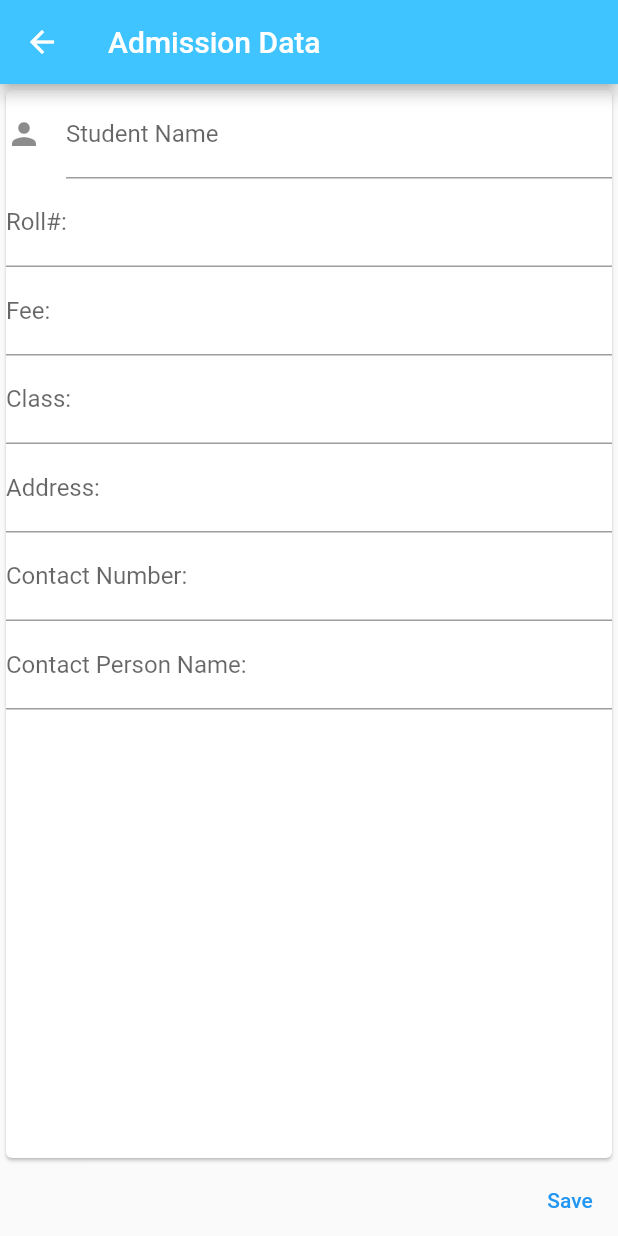
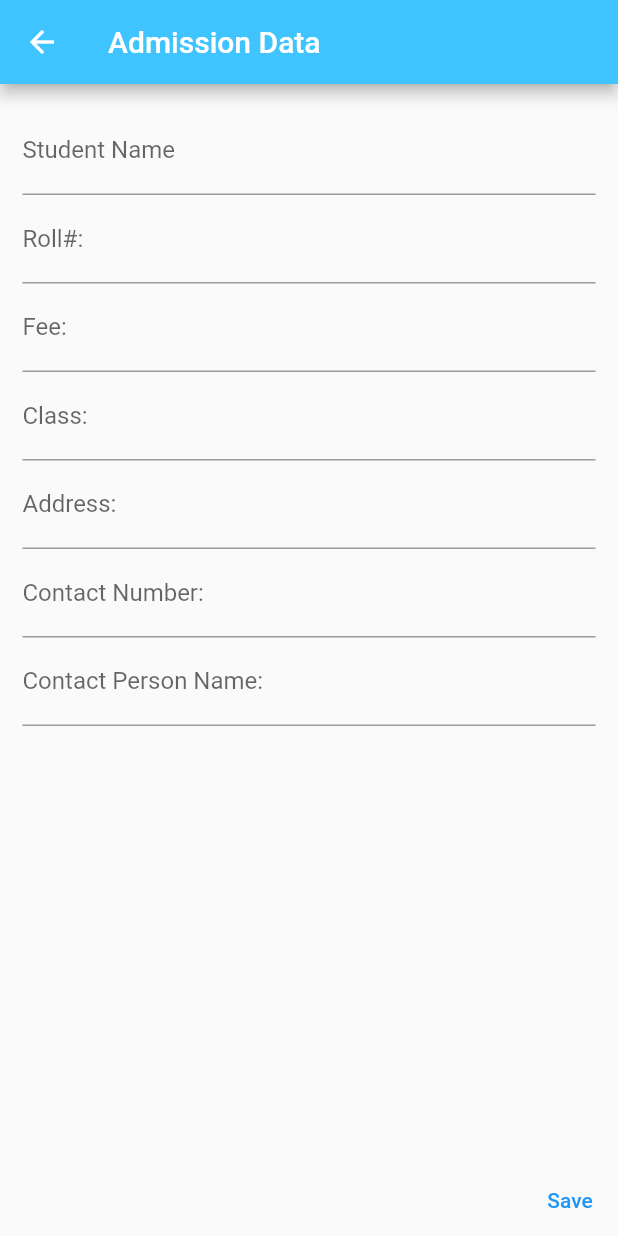
Before and after one commit to Moiz-Rajput/PracticeApps-SchoolApp, a Flutter app: the screen it shows after launch, after a tap on "New Admissions", on a phone screen of 412 x 824 dp. Run offline on Flutter 3.47's test engine with Material 2 defaults, Android fonts, the light colour scheme and no system bars; our stand-ins replace another_flushbar, curved_navigation_bar, firebase_auth, firebase_core, firebase_database, modal_progress_hud_nsn and 2 more; missing offline and left inert: animation_list; accounts and stored records are empty; network calls fail; Roboto replaces fonts that are missing (Nunito).

Commit message:
updated the db and completed the class creation senerio.

```diff
--- a/lib/Features/Admissions.dart
+++ b/lib/Features/Admissions.dart
@@ -36,13 +36,13 @@ class _AdmissionScreenState extends State<AdmissionScreen> {
       appBar: AppBar(
         title: const Text("Admission Data"),
       ),
-      body: Card(
+      body: Padding(
+        padding: const EdgeInsets.all(15.0),
         child: Column(
           children: [
             TextFormField(
               decoration: const InputDecoration(
-                icon: Icon(Icons.person),
-                hintText: 'Name',
+                // icon: Icon(Icons.person),
                 labelText: 'Student Name',
               ),
               keyboardType: TextInputType.text,
--- a/lib/Repository.dart
+++ b/lib/Repository.dart
@@ -23,9 +23,9 @@ class Repository {
         db.execute(
             "CREATE TABLE users(user_id INTEGER,display_name TEXT,email_address TEXT,password TEXT,department TEXT,time_stamp TEXT,created_on TEXT)");
         db.execute(
-            "CREATE TABLE class(id INTEGER,label TEXT,fee INTEGER)");
-        db.execute(
-            "CREATE TABLE student(id INTEGER,name TEXT,class Text)");
+            "CREATE TABLE student(registration_number INTEGER,name TEXT,email_address TEXT,roll_number TEXT,class TEXT,address TEXT,personal_contact_number TEXT,secondary_contact_number TEXT,secondary_contact_person TEXT,admission_date TEXT,fee TEXT ,personal_contact_number TEXT,date_of_birth TEXT,gender TEXT,student_cnic_number TEXT,secondary_cnic_number TEXT,religion TEXT)");
+        db.execute("CREATE TABLE class(id INTEGER,label TEXT,fee INTEGER)");
+        db.execute("CREATE TABLE student(id INTEGER,name TEXT,class Text)");
       },
       // Set the version. This executes the onCreate function and provides a
       // path to perform database upgrades and downgrades.
@@ -35,7 +35,6 @@ class Repository {
   }
 
   void _onUpgrade(Database db, int oldVersion, int newVersion) {
-
     /*  if (oldVersion < newVersion) {
       db.execute("ALTER TABLE registered_outlets ADD COLUMN area_label text;");
       db.execute(
@@ -45,19 +44,17 @@ class Repository {
     print("haseeb called");*/
   }
 
-  Future insertClasses(String label,int fee) async {
+  Future insertClasses(String label, int fee) async {
     await this.initdb();
     final Database db = await database;
 
     int k = 0;
     try {
-
-List  args =new List();
-        args.add(label);
-        args.add(fee);
-        k = await db.rawInsert(
-            'insert into class (label,fee) values  (?,?) ', args);
-
+      List args = new List();
+      args.add(label);
+      args.add(fee);
+      k = await db.rawInsert(
+          'insert into class (label,fee) values  (?,?) ', args);
     } catch (error) {
       print("//print ERROR");
       //print(error);
@@ -71,15 +68,12 @@ List  args =new List();
     }
   }
 
-
-
   Future<List<Map<String, dynamic>>> getClassesData() async {
     // Get a reference to the database.
     await this.initdb();
     final Database db = await database;
-    final List<Map> maps = await db.rawQuery(
-        'SELECT * FROM class ');
-print("maps"+maps.toString());    return maps;
+    final List<Map> maps = await db.rawQuery('SELECT * FROM class ');
+    print("maps" + maps.toString());
+    return maps;
   }
-
 }
--- a/lib/Screens/AllFeaturesScreen.dart
+++ b/lib/Screens/AllFeaturesScreen.dart
@@ -53,24 +53,24 @@ class _AllFeaturesScreenState extends State<AllFeaturesScreen> {
     //   }
     //   ;
     // } catch (e) {
-    //   print("error is: " + e.toString()); // TODO: show dialog with error
+    //   print("error is: " + e.toString());
     // }
   }
 
-  Future<void>  SubmitData() async {
+  Future<void> SubmitData() async {
     Repository repo = Repository();
     await repo.initdb();
+  }
 
-  }
-  void testing()async{
-    var TimeStamp='Moiz';
+  void testing() async {
+    var TimeStamp = 'Moiz';
     // _signOut;
     // Navigator.pushNamed(context, 'Login');
     var QueryParameters = <String, String>{
       "problems_resolved": TimeStamp,
     };
-    var url = Uri.http(globals.ServerURL,
-        '/school_portal/Testing', QueryParameters);
+    var url =
+        Uri.http(globals.ServerURL, '/school_portal/Testing', QueryParameters);
     var response = await http.post(
       url,
       headers: {
@@ -88,7 +88,6 @@ class _AllFeaturesScreenState extends State<AllFeaturesScreen> {
     super.initState();
     SubmitData();
   }
-
 
   Widget bodyFunction() {
     switch (_page) {
@@ -169,7 +168,6 @@ class _AllFeaturesScreenState extends State<AllFeaturesScreen> {
             GestureDetector(
               onTap: () {
                 testing();
-
               },
               child: Container(
                 width: MediaQuery.of(context).size.width / 2,
@@ -223,23 +221,29 @@ class _AllFeaturesScreenState extends State<AllFeaturesScreen> {
         return Container(color: Colors.orange);
         break;
       case 3:
-        return   Container(
+        return Container(
           color: Theme.of(context).backgroundColor,
           child: SingleChildScrollView(
             physics: const ClampingScrollPhysics(),
             child: Column(
               mainAxisAlignment: MainAxisAlignment.spaceAround,
-
-              children: [ Row(
+              children: [
+                Row(
                   mainAxisAlignment: MainAxisAlignment.spaceBetween,
                   children: [
-                      Column(
-                        crossAxisAlignment: CrossAxisAlignment.center,
+                    Padding(
+                      padding: const EdgeInsets.all(30),
+                      child: Column(
+                        crossAxisAlignment: CrossAxisAlignment.start,
                         children: const [
-                           Text("Hi Ahmad!",style: TextStyle(fontFamily: kTextFont,fontSize: 25)),
+                          Text(
+                            "Hi Ahmad!",
+                            style:
+                                TextStyle(fontFamily: kTextFont, fontSize: 25),
+                          ),
                         ],
                       ),
-
+                    ),
                     Column(
                       mainAxisAlignment: MainAxisAlignment.end,
                       children: [
@@ -247,23 +251,13 @@ class _AllFeaturesScreenState extends State<AllFeaturesScreen> {
                           borderRadius: BorderRadius.circular(100.0),
                           child: Image.asset(
                             'images/student.jpeg',
-                              height: 200,
-                              width: 200,
+                            height: MediaQuery.of(context).size.height / 7,
+                            width: MediaQuery.of(context).size.width / 3,
+                            fit: BoxFit.cover,
                           ),
                         ),
                       ],
-                      )
-
-
-                      // Container(
-                      //   decoration: BoxDecoration(
-                      //     borderRadius: BorderRadius.all(Radius.circular(8.0)),
-                      //     color: Colors.redAccent,
-                      //   ),
-                      //   child: Image.asset(
-                      //     'images/student.jpeg',
-                      //   ),
-                      // ),
+                    ),
                   ],
                 ),
                 Container(
@@ -273,11 +267,12 @@ class _AllFeaturesScreenState extends State<AllFeaturesScreen> {
                 const ListTile(
                   tileColor: kPrimaryColor,
                   shape: RoundedRectangleBorder(
-                    side: BorderSide(width: 2,color: kPrimaryColor),
-                      borderRadius:BorderRadiusDirectional.all(Radius.circular(7)),
+                    side: BorderSide(width: 2, color: kPrimaryColor),
+                    borderRadius:
+                        BorderRadiusDirectional.all(Radius.circular(7)),
                   ),
-                  title:  Text("Fee Particulars"),
-                  subtitle:  Text("Fee Makings"),
+                  title: Text("Fee Particulars"),
+                  subtitle: Text("Fee Makings"),
                 ),
                 Container(
                   height: 6,
@@ -286,11 +281,12 @@ class _AllFeaturesScreenState extends State<AllFeaturesScreen> {
                 const ListTile(
                   tileColor: kPrimaryColor,
                   shape: RoundedRectangleBorder(
-                    side: BorderSide(width: 2,color: kPrimaryColor),
-                    borderRadius:BorderRadiusDirectional.all(Radius.circular(7)),
+                    side: BorderSide(width: 2, color: kPrimaryColor),
+                    borderRadius:
+                        BorderRadiusDirectional.all(Radius.circular(7)),
                   ),
-                  title:  Text("Fee Structure"),
-                  subtitle:  Text("Fee Structures"),
+                  title: Text("Fee Structure"),
+                  subtitle: Text("Fee Structures"),
                 ),
                 Container(
                   height: 6,
@@ -299,11 +295,12 @@ class _AllFeaturesScreenState extends State<AllFeaturesScreen> {
                 const ListTile(
                   tileColor: kPrimaryColor,
                   shape: RoundedRectangleBorder(
-                    side: BorderSide(width: 2,color: kPrimaryColor),
-                    borderRadius:BorderRadiusDirectional.all(Radius.circular(7)),
+                    side: BorderSide(width: 2, color: kPrimaryColor),
+                    borderRadius:
+                        BorderRadiusDirectional.all(Radius.circular(7)),
                   ),
-                  title:  Text("Special Discount"),
-                  subtitle:  Text("Discounts in fee"),
+                  title: Text("Special Discount"),
+                  subtitle: Text("Discounts in fee"),
                 ),
                 Container(
                   height: 6,
@@ -312,11 +309,12 @@ class _AllFeaturesScreenState extends State<AllFeaturesScreen> {
                 const ListTile(
                   tileColor: kPrimaryColor,
                   shape: RoundedRectangleBorder(
-                    side: BorderSide(width: 2,color: kPrimaryColor),
-                    borderRadius:BorderRadiusDirectional.all(Radius.circular(7)),
+                    side: BorderSide(width: 2, color: kPrimaryColor),
+                    borderRadius:
+                        BorderRadiusDirectional.all(Radius.circular(7)),
                   ),
-                  title:  Text("Upload Data"),
-                  subtitle:  Text("Upload latest data which is in mobile."),
+                  title: Text("Upload Data"),
+                  subtitle: Text("Upload latest data which is in mobile."),
                 ),
                 Container(
                   height: 6,
@@ -325,23 +323,19 @@ class _AllFeaturesScreenState extends State<AllFeaturesScreen> {
                 const ListTile(
                   tileColor: kPrimaryColor,
                   shape: RoundedRectangleBorder(
-                    side: BorderSide(width: 2,color: kPrimaryColor),
-                    borderRadius:BorderRadiusDirectional.all(Radius.circular(7)),
+                    side: BorderSide(width: 2, color: kPrimaryColor),
+                    borderRadius:
+                        BorderRadiusDirectional.all(Radius.circular(7)),
                   ),
-                  title:  Text("Logout"),
+                  title: Text("Logout"),
                 ),
-
-
               ],
             ),
           ),
         );
         break;
-
     }
   }
-
-
 
   @override
   Widget build(BuildContext context) {
--- a/pubspec.yaml
+++ b/pubspec.yaml
@@ -48,6 +48,7 @@ dependencies:
   firebase_database: ^10.0.14
   http: ^0.13.5
   splashscreen: ^1.3.5
+  animation_list: ^1.2.1
 
 dev_dependencies:
   flutter_test:
```
Also changed, not shown: lib/Features/Class.dart (+51 -59 lines), lib/main.dart (+5 -11 lines), pubspec.lock. Lines whose indentation alone changed are shown as unchanged.
